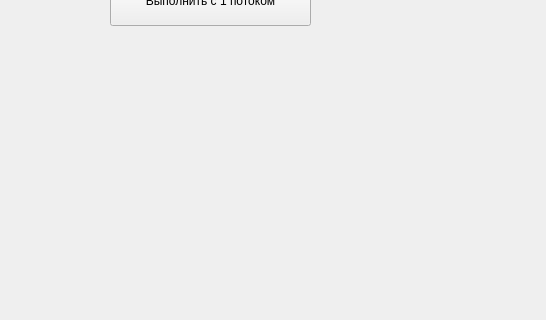
First picture: the form in mainwindow.ui, repository lzlaG/SQLITE_APP, before the edit; both pictures show x 460 to 1006 and y 425 to 745 of the 1006 by 845 pixel window.
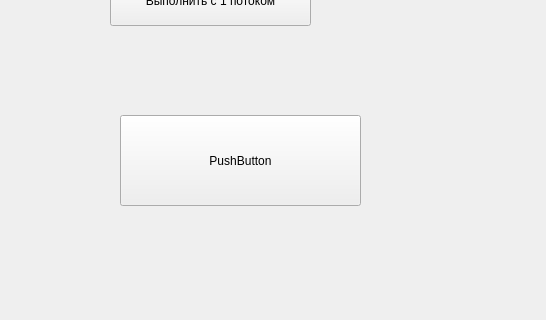
Second picture: the form after the edit.

The edit to the form file:
```diff
--- a/mainwindow.ui
+++ b/mainwindow.ui
@@ -99,6 +99,19 @@
      <string>Выполнить с 1 потоком</string>
     </property>
    </widget>
+   <widget class="QPushButton" name="debug">
+    <property name="geometry">
+     <rect>
+      <x>580</x>
+      <y>540</y>
+      <width>241</width>
+      <height>91</height>
+     </rect>
+    </property>
+    <property name="text">
+     <string>PushButton</string>
+    </property>
+   </widget>
   </widget>
   <widget class="QMenuBar" name="menubar">
    <property name="geometry">
```
